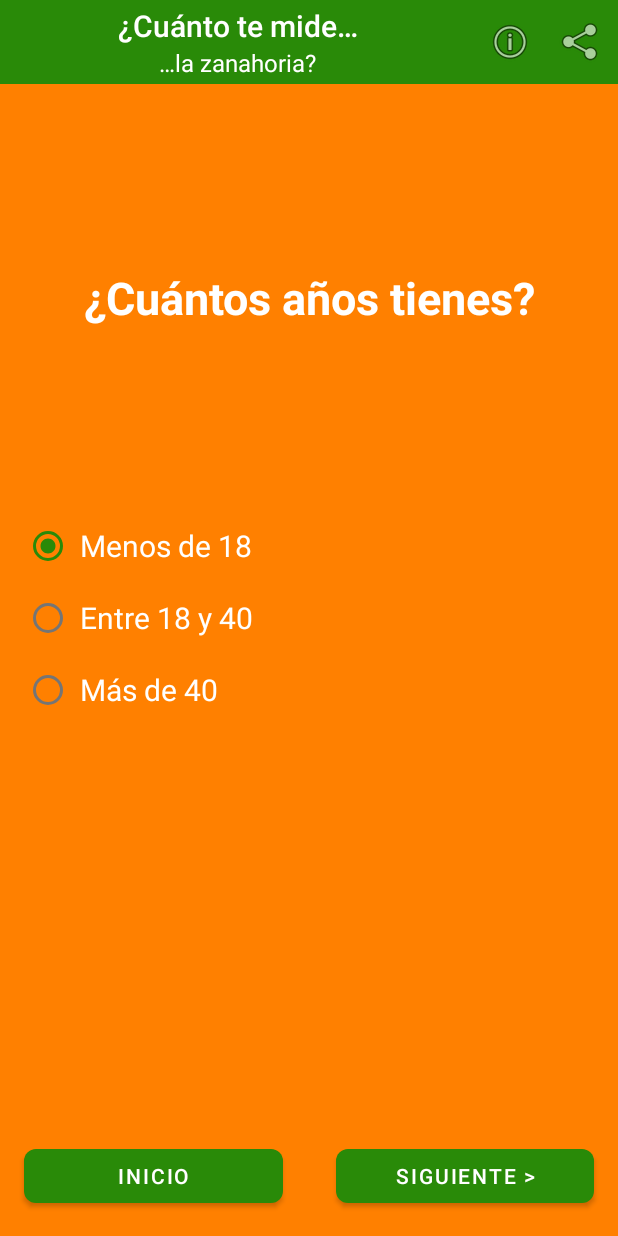
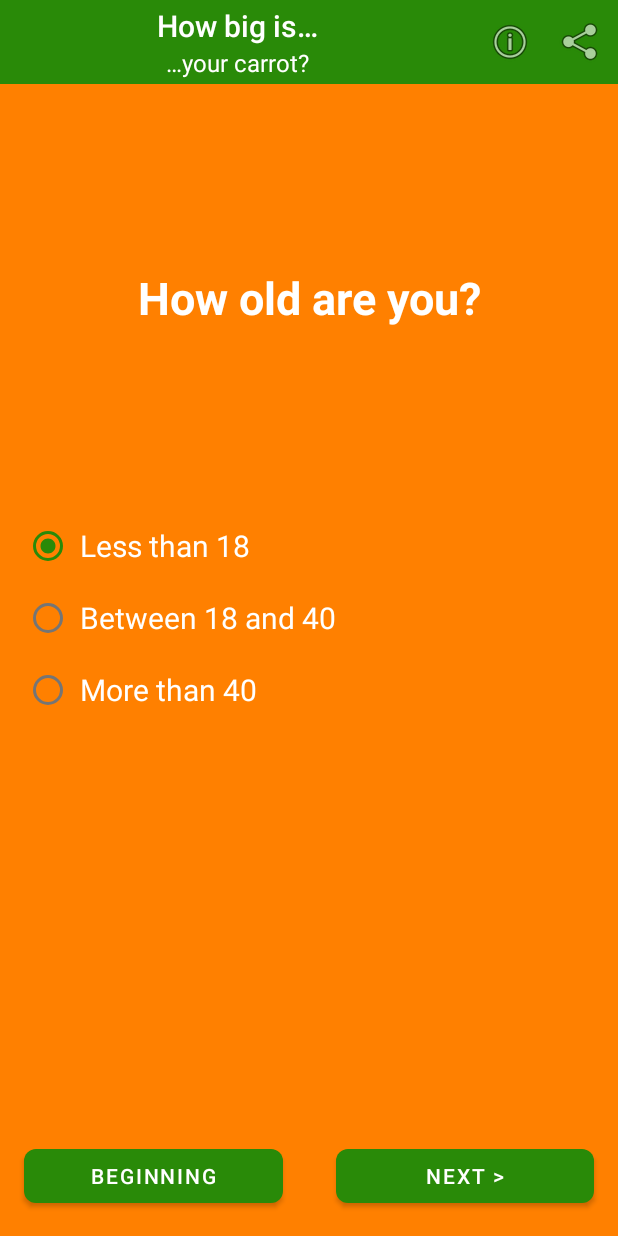
Before and after one commit to rtugores/zanahoria, an Android app: the QuestionsActivity screen opened directly, with no data from a screen before it, on a phone screen of 412 x 824 dp. Run offline under Robolectric (Android 15) with nearby library versions, the phone set to English and light mode, and no system bars; our stand-ins replace AdMob.

Commit message:
.Added translations in English.

```diff
--- a/app/src/main/java/huitca1212/cuantotemide/MainActivity.kt
+++ b/app/src/main/java/huitca1212/cuantotemide/MainActivity.kt
@@ -91,7 +91,7 @@ class MainActivity : BaseActivity() {
             getString(R.string.welcome_country_trinidad_y_tobago),
             getString(R.string.welcome_country_uruguay),
             getString(R.string.welcome_country_venezuela)
-        )
+        ).sorted()
     }
 
     companion object {
--- a/app/src/main/res/values/strings.xml
+++ b/app/src/main/res/values/strings.xml
@@ -1,99 +1,98 @@
 <?xml version="1.0" encoding="utf-8"?>
 <resources>
-    <string name="app_name">¿Cuánto te mide?</string>
-    <string name="menu_share">Compartir</string>
-    <string name="menu_info">Información</string>
-    <string name="welcome_headline">¿Cuánto te mide&#8230;</string>
-    <string name="welcome_subline">&#8230;la zanahoria?</string>
-    <string name="welcome_text"><![CDATA[<b>¡Bienvenido!</b><br><br>Estás preparado para averiguar el tamaño de tu zanahoria?<br><br>¡Selecciona país y que comience el test!]]></string>
-    <string name="welcome_chooser_error">¡Selecciona país!</string>
-    <string name="start">¡Comenzar!</string>
+    <string name="app_name">How big is it?</string>
+    <string name="menu_share">Share</string>
+    <string name="menu_info">Information</string>
+    <string name="welcome_headline">How big is&#8230;</string>
+    <string name="welcome_subline">&#8230;your carrot?</string>
+    <string name="welcome_text"><![CDATA[<b>Welcome!</b><br><br>Are you ready to guess the size of your carrot?<br><br>Select country and let the test begin!]]></string>
+    <string name="welcome_chooser_error">Select country!</string>
+    <string name="start">Start!</string>
 
-    <string name="welcome_chooser_text">Selecciona país…</string>
+    <string name="welcome_chooser_text">Select country…</string>
     <string name="welcome_country_andorra">Andorra</string>
     <string name="welcome_country_argentina">Argentina</string>
-    <string name="welcome_country_belice">Belice</string>
+    <string name="welcome_country_belice">Belize</string>
     <string name="welcome_country_bolivia">Bolivia</string>
-    <string name="welcome_country_brasil">Brasil</string>
-    <string name="welcome_country_canadá">Canadá</string>
+    <string name="welcome_country_brasil">Brazil</string>
+    <string name="welcome_country_canadá">Canada</string>
     <string name="welcome_country_chile">Chile</string>
     <string name="welcome_country_colombia">Colombia</string>
     <string name="welcome_country_costa_rica">Costa Rica</string>
     <string name="welcome_country_cuba">Cuba</string>
     <string name="welcome_country_ecuador">Ecuador</string>
     <string name="welcome_country_el_salvador">El Salvador</string>
-    <string name="welcome_country_espanha">España</string>
-    <string name="welcome_country_estados_unidos">Estados Unidos</string>
-    <string name="welcome_country_francia">Francia</string>
+    <string name="welcome_country_espanha">Spain</string>
+    <string name="welcome_country_estados_unidos">United States</string>
+    <string name="welcome_country_francia">France</string>
     <string name="welcome_country_guatemala">Guatemala</string>
-    <string name="welcome_country_guinea_ecuatorial">Guinea Ecuatorial</string>
-    <string name="welcome_country_haití">Haití</string>
+    <string name="welcome_country_guinea_ecuatorial">Equatorial Guinea</string>
+    <string name="welcome_country_haití">Haiti</string>
     <string name="welcome_country_honduras">Honduras</string>
-    <string name="welcome_country_marruecos">Marruecos</string>
-    <string name="welcome_country_méxico">México</string>
+    <string name="welcome_country_marruecos">Morocco</string>
+    <string name="welcome_country_méxico">Mexico</string>
     <string name="welcome_country_nicaragua">Nicaragua</string>
-    <string name="welcome_country_otro">OTRO</string>
-    <string name="welcome_country_panamá">Panamá</string>
+    <string name="welcome_country_otro">OTHER</string>
+    <string name="welcome_country_panamá">Panama</string>
     <string name="welcome_country_paraguay">Paraguay</string>
-    <string name="welcome_country_perú">Perú</string>
-    <string name="welcome_country_puerto_rico">Rico</string>
-    <string name="welcome_country_republica_dominicana">República Dominicana</string>
-    <string name="welcome_country_trinidad_y_tobago">Trinidad y Tobago</string>
+    <string name="welcome_country_perú">Peru</string>
+    <string name="welcome_country_puerto_rico">Puerto Rico</string>
+    <string name="welcome_country_republica_dominicana">Dominican Republic</string>
+    <string name="welcome_country_trinidad_y_tobago">Trinidad and Tobago</string>
     <string name="welcome_country_uruguay">Uruguay</string>
     <string name="welcome_country_venezuela">Venezuela</string>
 
-    <string name="next">Siguiente ></string>
-    <string name="go_to_start">Inicio</string>
+    <string name="next">Next ></string>
+    <string name="go_to_start">Beginning</string>
 
-    <string name="first_question_title">¿Cuántos años tienes?</string>
-    <string name="first_question_option_one">Menos de 18</string>
-    <string name="first_question_option_two">Entre 18 y 40</string>
-    <string name="first_question_option_three">Más de 40</string>
+    <string name="first_question_title">How old are you?</string>
+    <string name="first_question_option_one">Less than 18</string>
+    <string name="first_question_option_two">Between 18 and 40</string>
+    <string name="first_question_option_three">More than 40</string>
 
-    <string name="second_question_title">¿Cuánto mides?</string>
-    <string name="second_question_option_one">Menos de 1,70 m</string>
-    <string name="second_question_option_two">Entre 1,70 y 1,80 m</string>
-    <string name="second_question_option_three">Más de 1,80 m</string>
+    <string name="second_question_title">How tall are you?</string>
+    <string name="second_question_option_one">Less than 1,70 m</string>
+    <string name="second_question_option_two">Between 1,70 and 1,80 m</string>
+    <string name="second_question_option_three">More than 1,80 m</string>
 
-    <string name="third_question_title">¿De qué color tienes la piel?</string>
-    <string name="third_question_option_one">Blanca o casi blanca</string>
-    <string name="third_question_option_two">Negra o casi negra</string>
-    <string name="third_question_option_three">Entre blanca y negra</string>
+    <string name="third_question_title">What color is your skin?</string>
+    <string name="third_question_option_one">White or almost white</string>
+    <string name="third_question_option_two">Black or almost black</string>
+    <string name="third_question_option_three">Between white and black</string>
 
-    <string name="fourth_question_title">¿Qué relación tienes entre los dedos índice y anular?</string>
-    <string name="fourth_question_option_one">Es más largo el índice</string>
-    <string name="fourth_question_option_two">Es más largo el anular</string>
-    <string name="fourth_question_option_three">Son igual de largos</string>
+    <string name="fourth_question_title">What is the relationship between your index and ring fingers?</string>
+    <string name="fourth_question_option_one">The index is longer</string>
+    <string name="fourth_question_option_two">The ring is longer</string>
+    <string name="fourth_question_option_three">They are the same length</string>
 
-    <string name="fifth_question_title">¿Comes habitualmente nueces o arándanos?</string>
-    <string name="fifth_question_option_one">Sí</string>
-    <string name="fifth_question_option_two">No</string>
-    <string name="fifth_question_option_three">A veces</string>
+    <string name="fifth_question_title">Do you regularly eat nuts or blueberries?</string>
+    <string name="fifth_question_option_one">Yes, I do</string>
+    <string name="fifth_question_option_two">No, I don´t</string>
+    <string name="fifth_question_option_three">Just sometimes</string>
 
-    <string name="sixth_question_title">¿Eres fumador?</string>
-    <string name="sixth_question_option_one">Sí</string>
-    <string name="sixth_question_option_two">No</string>
-    <string name="sixth_question_option_three">Sólo de vez en cuando</string>
+    <string name="sixth_question_title">Are you a smoker?</string>
+    <string name="sixth_question_option_one">Yes, I am</string>
+    <string name="sixth_question_option_two">No, I am not</string>
+    <string name="sixth_question_option_three">Only once in a while</string>
 
-    <string name="seventh_question_title">¿Cuántas veces a la semana haces ejercicio?</string>
-    <string name="seventh_question_option_one">Una vez o más</string>
-    <string name="seventh_question_option_two">Sólo hago ejercicio cuando me apetece</string>
-    <string name="seventh_question_option_three">No hago ejercicio</string>
-
+    <string name="seventh_question_title">How many times a week do you exercise?</string>
+    <string name="seventh_question_option_one">Once or more</string>
+    <string name="seventh_question_option_two">I exercise only when I feel like</string>
+    <string name="seventh_question_option_three">I don´t exercise</string>
 
     <string name="solution_size_text">"%.2f cm</string>
-    <string name="solution_smaller_text">La media de una zanahoria en el mundo es de 13,79 cm.\n\nLa tienes más pequeña, pero no te preocupes.\n\n¡No es importante!</string>
-    <string name="solution_bigger_text">La media de una zanahoria en el mundo es de 13,79 cm.\n\n¡La tienes más grande!\n\n¿Sabes ya si es más grande que la de tus amigos?</string>
-    <string name="share_result_subject">¡Mira cuánto me mide!</string>
-    <string name="share_result_text">La aplicación \"¿Cuánto te mide?\" dice que mi zanahoria mide %.2f cm. ¿A ti cuánto te da?: https://play.google.com/store/apps/details?id=huitca1212.cuantotemide</string>
-    <string name="share_chooser">Compartir mediante</string>
-    <string name="share_subject">¡Descarga \"¿Cuánto te mide?\"!</string>
-    <string name="share_text">Descarga la aplicación que te servirá para saber si tu zanahoria es grande o pequeña. Disponible YA en Google Play: https://play.google.com/store/apps/details?id=huitca1212.cuantotemide</string>
-    <string name="info_dialog_title">Información</string>
-    <string name="info_dialog_text">Aplicación desarrollada por RJ Apps. Para cualquier sugerencia, no dude en contactar.</string>
-    <string name="info_dialog_positive_button">Contactar</string>
-    <string name="info_dialog_negative_button">Cancelar</string>
-    <string name="info_dialog_chooser">Enviar mediante</string>
+    <string name="solution_smaller_text">The average carrot in the world is 13.79 cm.\n\nYou have it smaller, but don't worry.\n\nIt´s not important!</string>
+    <string name="solution_bigger_text">The average carrot in the world is 13.79 cm.\n\nYou have it bigger!\n\nDo you already know if it´s bigger than your friends?</string>
+    <string name="share_result_subject">Look how big my carrot is!</string>
+    <string name="share_result_text">The \"How big is it?\" app says my carrot measures %.2f cm. How much does it give you?: https://play.google.com/store/apps/details?id=huitca1212.cuantotemide</string>
+    <string name="share_chooser">Share with</string>
+    <string name="share_subject">Download \"How big is it?\"!</string>
+    <string name="share_text">Download the application that will help you to know if your carrot is big or small. Available NOW on Google Play: https://play.google.com/store/apps/details?id=huitca1212.cuantotemide</string>
+    <string name="info_dialog_title">Information</string>
+    <string name="info_dialog_text">App developed by RJ Apps. For any suggestion, do not hesitate to contact.</string>
+    <string name="info_dialog_positive_button">Contact</string>
+    <string name="info_dialog_negative_button">Cancel</string>
+    <string name="info_dialog_chooser">Send with</string>
 
     <string name="app_contact_email">huitca1212@gmail.com</string>
 
```
Also changed, not shown: 1 other file.
